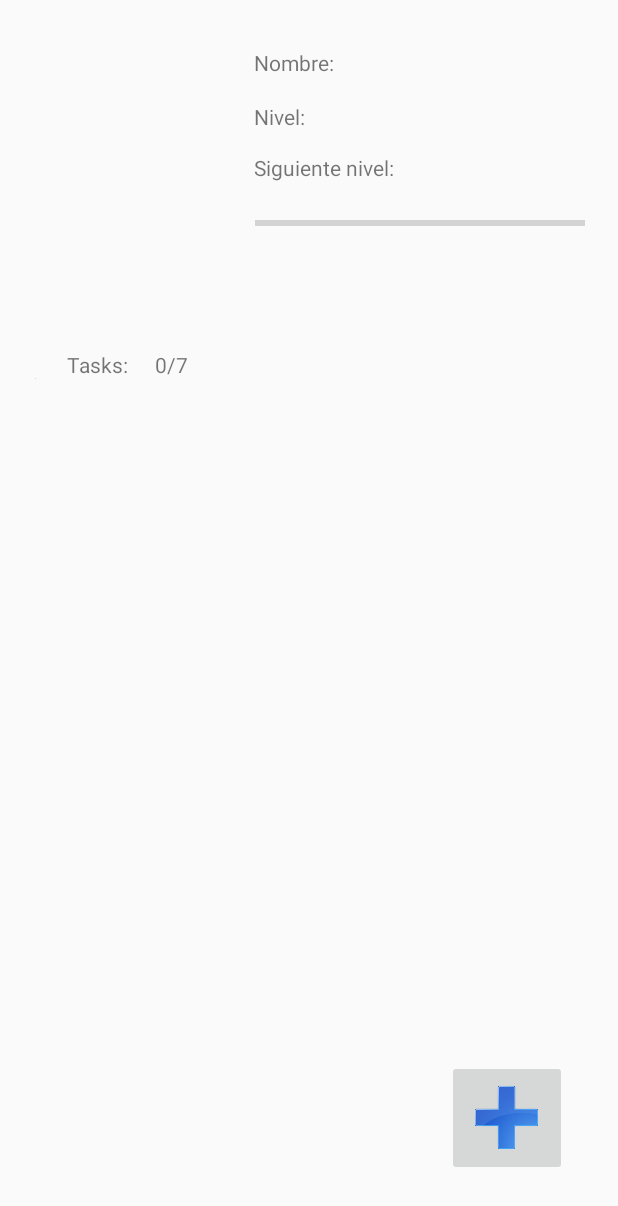
After one commit to sunder-012/HeroHabit, an Android app: the layout activity_tasklist.xml on its own in the app's theme, with its tools: preview values and no code run, on a phone screen of 412 x 824 dp. The commit adds this screen. Shown: the top 1206 px of the screen. Run offline under Robolectric (Android 15) with nearby library versions, the phone set to English and light mode, and no system bars.

Commit message:
FEAT: XML done Activity WIP

```diff
--- /dev/null
+++ b/app/src/main/java/com/example/herohabit/NewTaskActivity.java
@@ -0,0 +1,12 @@
+package com.example.herohabit;
+
+import android.os.Bundle;
+import android.view.View;
+
+import androidx.appcompat.app.AppCompatActivity;
+
+public class NewTaskActivity extends AppCompatActivity {
+
+    public static final int NEW_TASK = 1;
+
+}
--- /dev/null
+++ b/app/src/main/java/com/example/herohabit/TaskListActivity.java
@@ -0,0 +1,70 @@
+package com.example.herohabit;
+
+import androidx.appcompat.app.AppCompatActivity;
+
+import android.content.Intent;
+import android.os.Bundle;
+import android.view.View;
+import android.widget.LinearLayout;
+import android.widget.RadioButton;
+import android.widget.RadioGroup;
+import android.widget.Toast;
+
+import static com.example.herohabit.NewTaskActivity.NEW_TASK;
+
+public class TaskListActivity extends AppCompatActivity {
+
+    private static final int MAX_RADIOBUTTONS = 7;
+    public static final int TASK_LIST = 1;
+    private RadioGroup radioGroup = null;
+    private RadioButton radioButton1 = null;
+    private RadioButton radioButton2 = null;
+    private RadioButton radioButton3 = null;
+    private RadioButton radioButton4 = null;
+    private RadioButton radioButton5 = null;
+    private RadioButton radioButton6 = null;
+    private RadioButton radioButton7 = null;
+
+    @Override
+    protected void onCreate(Bundle savedInstanceState) {
+        super.onCreate(savedInstanceState);
+        setContentView(R.layout.activity_tasklist);
+        findViewById(R.id.addTask).setOnClickListener(new View.OnClickListener() {
+            @Override
+            public void onClick(View v) {
+                newTaskActivity(v);
+            }
+        });
+    }
+
+    private void newTaskActivity(View view) {
+        Intent intent = new Intent (TaskListActivity.this, NewTaskActivity.class);
+        startActivityForResult(intent, NEW_TASK);
+    }
+
+    @Override
+    protected void onActivityResult(int requestCode, int resultCode, Intent data) {
+        super.onActivityResult(requestCode, resultCode, data);
+
+        if (/*requestCode == CODE && */resultCode == RESULT_OK) {
+            // Get the data returned from NewTaskActivity
+            String param1 = data.getStringExtra("param1");
+
+            // Create a new RadioButton with the returned data within the RadioGroup
+            if (param1 != null && !param1.isEmpty()) {
+                if (radioGroup.getChildCount() > MAX_RADIOBUTTONS) {
+                    RadioButton radioButton = new RadioButton(this);
+                    radioButton.setText(param1);
+                    RadioGroup radioGroup = findViewById(R.id.radioGroup);
+                    RadioGroup.LayoutParams params = new RadioGroup.LayoutParams(
+                            RadioGroup.LayoutParams.WRAP_CONTENT,
+                            RadioGroup.LayoutParams.WRAP_CONTENT
+                    );
+                    params.weight = 1;
+                    radioButton.setLayoutParams(params);
+                    radioGroup.addView(radioButton);
+                }
+            }
+        }
+    }
+}
--- /dev/null
+++ b/app/src/main/res/layout/activity_tasklist.xml
@@ -0,0 +1,178 @@
+<?xml version="1.0" encoding="utf-8"?>
+<androidx.constraintlayout.widget.ConstraintLayout xmlns:android="http://schemas.android.com/apk/res/android"
+    xmlns:app="http://schemas.android.com/apk/res-auto"
+    xmlns:tools="http://schemas.android.com/tools"
+    android:layout_width="match_parent"
+    android:layout_height="match_parent"
+    tools:context=".TaskListActivity">
+
+    <ImageView
+        android:id="@+id/imageView"
+        android:layout_width="wrap_content"
+        android:layout_height="wrap_content"
+        android:layout_marginTop="32dp"
+        android:layout_marginEnd="8dp"
+        android:layout_marginBottom="571dp"
+        app:layout_constraintBottom_toBottomOf="parent"
+        app:layout_constraintEnd_toEndOf="parent"
+        app:layout_constraintHorizontal_bias="0.058"
+        app:layout_constraintStart_toStartOf="parent"
+        app:layout_constraintTop_toTopOf="parent"
+        app:layout_constraintVertical_bias="1.0"
+        tools:srcCompat="@tools:sample/avatars[0]" />
+
+
+    <TextView
+        android:id="@+id/lblName"
+        android:layout_width="57dp"
+        android:layout_height="23dp"
+        android:layout_marginTop="32dp"
+        android:text="Nombre:"
+        android:textSize="14sp"
+        app:layout_constraintBottom_toBottomOf="parent"
+        app:layout_constraintEnd_toEndOf="parent"
+        app:layout_constraintHorizontal_bias="0.477"
+        app:layout_constraintStart_toStartOf="parent"
+        app:layout_constraintTop_toTopOf="parent"
+        app:layout_constraintVertical_bias="0.0" />
+
+    <TextView
+        android:id="@+id/name"
+        android:layout_width="146dp"
+        android:layout_height="23dp"
+        android:layout_marginTop="32dp"
+        android:text=""
+        android:textSize="14sp"
+        app:layout_constraintBottom_toBottomOf="parent"
+        app:layout_constraintEnd_toEndOf="parent"
+        app:layout_constraintHorizontal_bias="0.852"
+        app:layout_constraintStart_toStartOf="parent"
+        app:layout_constraintTop_toTopOf="parent"
+        app:layout_constraintVertical_bias="0.0" />
+
+
+    <TextView
+        android:id="@+id/lvl"
+        android:layout_width="74dp"
+        android:layout_height="23dp"
+        android:layout_marginTop="68dp"
+        android:text=""
+        android:textSize="14sp"
+        app:layout_constraintBottom_toBottomOf="parent"
+        app:layout_constraintEnd_toEndOf="parent"
+        app:layout_constraintHorizontal_bias="0.629"
+        app:layout_constraintStart_toStartOf="parent"
+        app:layout_constraintTop_toTopOf="parent"
+        app:layout_constraintVertical_bias="0.0" />
+
+    <TextView
+        android:id="@+id/lblLvl"
+        android:layout_width="41dp"
+        android:layout_height="23dp"
+        android:layout_marginTop="68dp"
+        android:text="Nivel:"
+        android:textSize="14sp"
+        app:layout_constraintBottom_toBottomOf="parent"
+        app:layout_constraintEnd_toEndOf="parent"
+        app:layout_constraintHorizontal_bias="0.456"
+        app:layout_constraintStart_toStartOf="parent"
+        app:layout_constraintTop_toTopOf="parent"
+        app:layout_constraintVertical_bias="0.0" />
+
+    <TextView
+        android:id="@+id/lblSiguienteLvl"
+        android:layout_width="107dp"
+        android:layout_height="22dp"
+        android:layout_marginTop="100dp"
+        android:text="Siguiente nivel:"
+        android:textSize="14sp"
+        app:layout_constraintBottom_toBottomOf="parent"
+        app:layout_constraintEnd_toEndOf="parent"
+        app:layout_constraintHorizontal_bias="0.555"
+        app:layout_constraintStart_toStartOf="parent"
+        app:layout_constraintTop_toTopOf="parent"
+        app:layout_constraintVertical_bias="0.003" />
+
+    <TextView
+        android:id="@+id/lblTasks"
+        android:layout_width="55dp"
+        android:layout_height="21dp"
+        android:layout_marginTop="100dp"
+        android:text="Tasks:"
+        android:textSize="14sp"
+        app:layout_constraintBottom_toBottomOf="parent"
+        app:layout_constraintEnd_toEndOf="parent"
+        app:layout_constraintHorizontal_bias="0.126"
+        app:layout_constraintStart_toStartOf="parent"
+        app:layout_constraintTop_toTopOf="parent"
+        app:layout_constraintVertical_bias="0.19" />
+
+    <TextView
+        android:id="@+id/MaxTask"
+        android:layout_width="55dp"
+        android:layout_height="21dp"
+        android:layout_marginTop="100dp"
+        android:text="0/7"
+        android:textSize="14sp"
+        app:layout_constraintBottom_toBottomOf="parent"
+        app:layout_constraintEnd_toEndOf="parent"
+        app:layout_constraintHorizontal_bias="0.289"
+        app:layout_constraintStart_toStartOf="parent"
+        app:layout_constraintTop_toTopOf="parent"
+        app:layout_constraintVertical_bias="0.19" />
+
+    <TextView
+        android:id="@+id/nextLvl"
+        android:layout_width="101dp"
+        android:layout_height="25dp"
+        android:layout_marginTop="100dp"
+        android:text=""
+        android:textSize="14sp"
+        app:layout_constraintBottom_toBottomOf="parent"
+        app:layout_constraintEnd_toEndOf="parent"
+        app:layout_constraintHorizontal_bias="0.89"
+        app:layout_constraintStart_toStartOf="parent"
+        app:layout_constraintTop_toTopOf="parent"
+        app:layout_constraintVertical_bias="0.003" />
+
+    <ProgressBar
+        android:id="@+id/progressBar"
+        style="?android:attr/progressBarStyleHorizontal"
+        android:layout_width="220dp"
+        android:layout_height="22dp"
+        android:layout_marginTop="136dp"
+        app:layout_constraintBottom_toBottomOf="parent"
+        app:layout_constraintEnd_toEndOf="parent"
+        app:layout_constraintHorizontal_bias="0.884"
+        app:layout_constraintStart_toStartOf="parent"
+        app:layout_constraintTop_toTopOf="parent"
+        app:layout_constraintVertical_bias="0.003" />
+
+    <ImageButton
+        android:id="@+id/addTask"
+        android:layout_width="80dp"
+        android:layout_height="77dp"
+        android:layout_marginBottom="16dp"
+        android:adjustViewBounds="true"
+        android:scaleType="fitCenter"
+        app:layout_constraintBottom_toBottomOf="parent"
+        app:layout_constraintEnd_toEndOf="parent"
+        app:layout_constraintHorizontal_bias="0.897"
+        app:layout_constraintStart_toStartOf="parent"
+        app:layout_constraintTop_toBottomOf="@+id/progressBar"
+        app:layout_constraintVertical_bias="0.958"
+        app:srcCompat="?android:attr/listChoiceIndicatorSingle"
+        tools:srcCompat="@drawable/plus3" />
+
+    <RadioGroup
+        android:id="@+id/radioGroup"
+        android:layout_width="332dp"
+        android:layout_height="359dp"
+        app:layout_constraintBottom_toTopOf="@+id/addTask"
+        app:layout_constraintEnd_toEndOf="parent"
+        app:layout_constraintHorizontal_bias="0.5"
+        app:layout_constraintStart_toStartOf="parent"
+        app:layout_constraintTop_toBottomOf="@+id/lblTasks" >
+    </RadioGroup>
+
+</androidx.constraintlayout.widget.ConstraintLayout>
--- a/app/src/main/res/values/strings.xml
+++ b/app/src/main/res/values/strings.xml
@@ -1,3 +1,6 @@
 <resources>
     <string name="app_name">HeroHabit</string>
+    <string name="Nombre">Nombre: </string>
+    <string name="Nivel">Nivel: </string>ç
+    <string name="SiguienteNivel">Siguiente nivel: </string>
 </resources>
```
Also changed, not shown: app/src/main/res/drawable/plus3.png (added).
